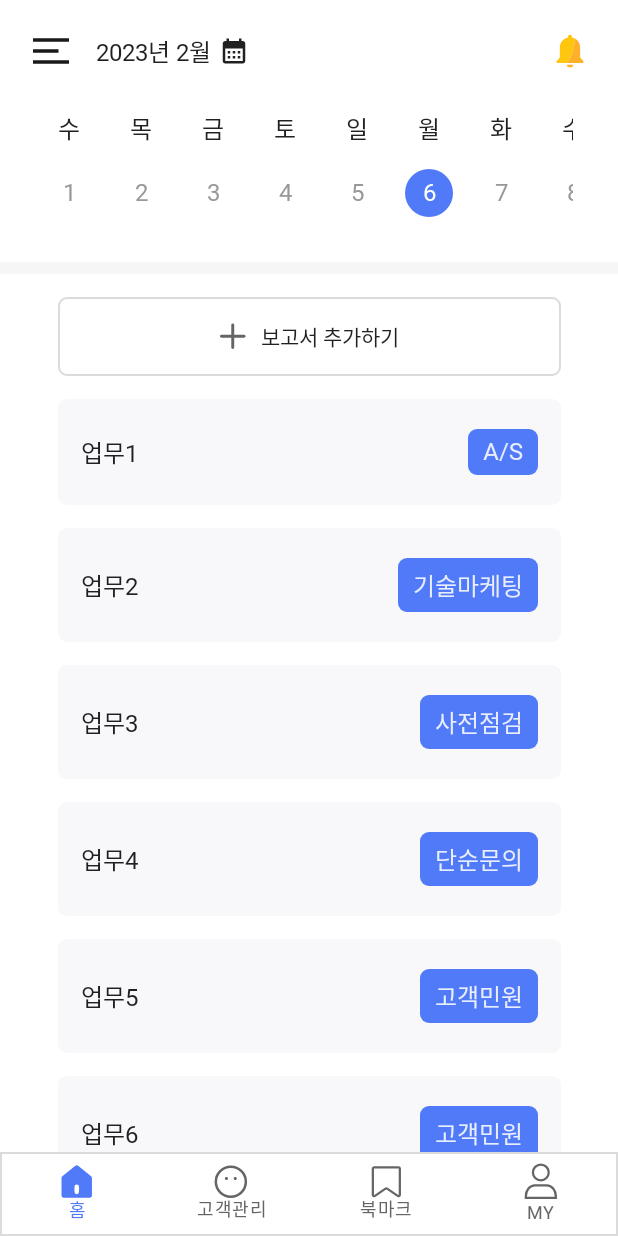
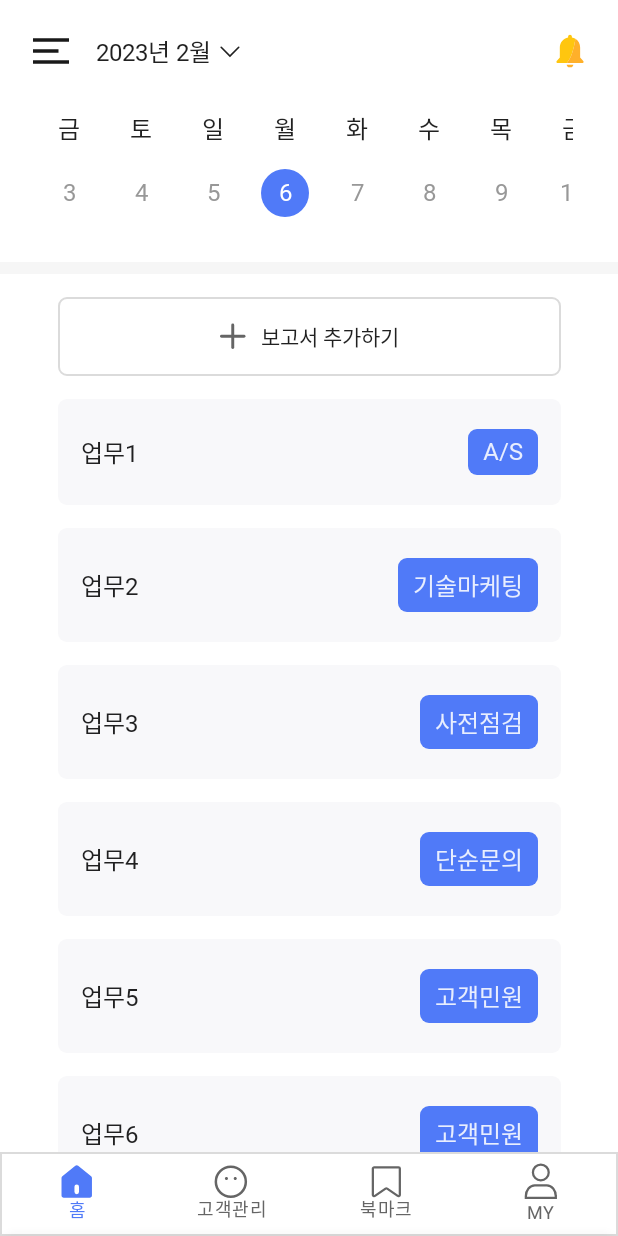
Before and after one commit to CMC-12th-Hana/FieldMate-Android, an Android app built with Jetpack Compose: the screen it shows after launch (MainActivity), after a tap on "로그인", on a phone screen of 412 x 824 dp. Run offline under Robolectric (Android 15) with nearby library versions, the phone set to English and light mode, and no system bars; our stand-ins replace Dagger/Hilt's generated code; Roboto replaces fonts that are not available here; 1 statement that could not run was skipped.

Commit message:
Feat : 홈 화면 캘린더와 Date Picker 연동

```diff
--- a/app/src/main/java/com/hana/umuljeong/UmuljeongScreen.kt
+++ b/app/src/main/java/com/hana/umuljeong/UmuljeongScreen.kt
@@ -39,9 +39,9 @@ enum class UmuljeongScreen() {
     BusinessDetail,  // 사업 상세정보 페이지
     BusinessSummary, // 영업 사원 한눈에 보기 페이지
 
-    Bookmark,    // 북마크 페이지
+    Business,    // 사업 관리 페이지
 
-    Profile,    // 프로필 페이지
+    Member,    // 구성원 페이지
     ProfileEdit,    // 프로필 수정 페이지
     EmployeeManagement // 사원 관리 페이지
 }
@@ -146,15 +146,15 @@ fun UmuljeongApp(modifier: Modifier = Modifier) {
         }
 
         composable(route = UmuljeongScreen.Customer.name) {
-
+            CustomerScreen(navController = navController)
         }
 
-        composable(route = UmuljeongScreen.Bookmark.name) {
-
+        composable(route = UmuljeongScreen.Business.name) {
+            BusinessScreen(navController = navController)
         }
 
-        composable(route = UmuljeongScreen.Profile.name) {
-
+        composable(route = UmuljeongScreen.Member.name) {
+            MemberScreen(navController = navController)
         }
     }
 
--- a/app/src/main/java/com/hana/umuljeong/data/datasource/FakeDataSource.kt
+++ b/app/src/main/java/com/hana/umuljeong/data/datasource/FakeDataSource.kt
@@ -3,13 +3,17 @@ package com.hana.umuljeong.data.datasource
 import com.hana.umuljeong.data.model.Report
 
 val fakeReportData = listOf(
-    Report(id = 0, author = "황진하", name = "업무1", category = "A/S", content = "ㅁㄴㅇㄹ"),
-    Report(id = 1, author = "황진하", name = "업무2", category = "기술마케팅", content = "ㅁㄴㅇㄹ"),
-    Report(id = 2, author = "황진하", name = "업무3", category = "사전점검", content = "ㅁㄴㅇㄹ"),
-    Report(id = 3, author = "황진하", name = "업무4", category = "단순문의", content = "ㅁㄴㅇㄹ"),
-    Report(id = 4, author = "황진하", name = "업무5", category = "고객민원", content = "ㅁㄴㅇㄹ"),
-    Report(id = 5, author = "황진하", name = "업무6", category = "고객민원", content = "ㅁㄴㅇㄹ"),
-    Report(id = 6, author = "황진하", name = "업무7", category = "고객민원", content = "ㅁㄴㅇㄹ")
+    Report(id = 0, customer = "고객1", name = "업무1", category = "A/S", content = "ㅁㄴㅇㄹ"),
+    Report(id = 1, customer = "고객2", name = "업무2", category = "기술마케팅", content = "ㅁㄴㅇㄹ"),
+    Report(id = 2, customer = "고객3", name = "업무3", category = "사전점검", content = "ㅁㄴㅇㄹ"),
+    Report(id = 3, customer = "고객4", name = "업무4", category = "단순문의", content = "ㅁㄴㅇㄹ"),
+    Report(id = 4, customer = "고객5", name = "업무5", category = "고객민원", content = "ㅁㄴㅇㄹ"),
+    Report(id = 5, customer = "고객6", name = "업무6", category = "고객민원", content = "ㅁㄴㅇㄹ"),
+    Report(id = 6, customer = "고객7", name = "업무7", category = "고객민원", content = "ㅁㄴㅇㄹ")
+)
+
+var fakeCustomerData = listOf(
+    "디지툴리얼코리아", "Central Makeus Challenge"
 )
 
 val fakeBussinessData = listOf(
--- a/app/src/main/java/com/hana/umuljeong/data/model/Report.kt
+++ b/app/src/main/java/com/hana/umuljeong/data/model/Report.kt
@@ -4,7 +4,7 @@ import com.hana.umuljeong.getCurrentTime
 
 data class Report(
     val id: Long,
-    val author: String,
+    val customer: String,
     val name: String,
     val category: String,
     val date: String = getCurrentTime(),
--- a/app/src/main/java/com/hana/umuljeong/ui/HomeScreen.kt
+++ b/app/src/main/java/com/hana/umuljeong/ui/HomeScreen.kt
@@ -3,10 +3,8 @@ package com.hana.umuljeong.ui
 import androidx.compose.foundation.layout.*
 import androidx.compose.foundation.lazy.LazyColumn
 import androidx.compose.foundation.lazy.items
-import androidx.compose.material.ExperimentalMaterialApi
-import androidx.compose.material.Scaffold
-import androidx.compose.material.Surface
-import androidx.compose.material.Text
+import androidx.compose.foundation.shape.RoundedCornerShape
+import androidx.compose.material.*
 import androidx.compose.runtime.*
 import androidx.compose.ui.Alignment
 import androidx.compose.ui.Modifier
@@ -23,16 +21,50 @@ import com.hana.umuljeong.data.datasource.fakeReportData
 import com.hana.umuljeong.data.model.Report
 import com.hana.umuljeong.ui.component.*
 import com.hana.umuljeong.ui.theme.*
+import kotlinx.coroutines.launch
+import java.time.LocalDate
 
+@OptIn(ExperimentalMaterialApi::class)
 @Composable
 fun HomeScreen(
     modifier: Modifier = Modifier,
     navController: NavController,
     addBtnOnClick: () -> Unit
 ) {
+    val coroutineScope = rememberCoroutineScope()
+    val modalSheetState = rememberModalBottomSheetState(
+        initialValue = ModalBottomSheetValue.Hidden,
+        confirmStateChange = { it != ModalBottomSheetValue.HalfExpanded },
+        skipHalfExpanded = true,
+    )
+    var selectedDate by remember { mutableStateOf(LocalDate.now()) }
+
+    ModalBottomSheetLayout(
+        sheetState = modalSheetState,
+        sheetShape = RoundedCornerShape(
+            topStart = 12.dp,
+            topEnd = 12.dp
+        ),
+        sheetBackgroundColor = Color.White,
+        sheetContent = {
+            Column(modifier = Modifier.fillMaxWidth()) {
+                DatePicker(
+                    selectedDate = selectedDate,
+                    onDayClicked = { selectedDate = it }
+                )
+            }
+        }
+    ) {
         Scaffold(
             topBar = {
                 UHomeAppBar(
+                    selectedDate = selectedDate,
+                    onDayClicked = { selectedDate = it },
+                    expandBtnOnClick = {
+                        coroutineScope.launch {
+                            modalSheetState.animateTo(ModalBottomSheetValue.Expanded)
+                        }
+                    },
                     settingBtnOnClick = { },
                     alarmBtnOnClick = { }
                 )
@@ -72,6 +104,7 @@ fun HomeScreen(
 
                 item {
                     Spacer(modifier = Modifier.height(15.dp))
+                }
             }
         }
     }
--- a/app/src/main/java/com/hana/umuljeong/ui/component/AppBar.kt
+++ b/app/src/main/java/com/hana/umuljeong/ui/component/AppBar.kt
@@ -5,8 +5,6 @@ import androidx.compose.foundation.background
 import androidx.compose.foundation.border
 import androidx.compose.foundation.layout.*
 import androidx.compose.material.*
-import androidx.compose.material.icons.Icons
-import androidx.compose.material.icons.filled.CalendarMonth
 import androidx.compose.runtime.*
 import androidx.compose.ui.Alignment
 import androidx.compose.ui.Modifier
@@ -157,6 +155,9 @@ fun UAppBarWithExitBtn(
 @Composable
 fun UHomeAppBar(
     modifier: Modifier = Modifier,
+    selectedDate: LocalDate,
+    onDayClicked: (LocalDate) -> Unit,
+    expandBtnOnClick: () -> Unit,
     settingBtnOnClick: () -> Unit,
     alarmBtnOnClick: () -> Unit
 ) {
@@ -167,8 +168,6 @@ fun UHomeAppBar(
             modifier = modifier
                 .padding(top = 20.dp, bottom = 20.dp, start = 20.dp, end = 20.dp)
         ) {
-            var selectedDate by remember { mutableStateOf(LocalDate.now()) }
-
             Row(
                 modifier = Modifier.fillMaxWidth(),
                 verticalAlignment = Alignment.CenterVertically,
@@ -187,7 +186,6 @@ fun UHomeAppBar(
                                 contentDescription = null
                             )
                         }
-                    }
 
                         Spacer(modifier = Modifier.width(16.dp))
 
@@ -198,13 +196,12 @@ fun UHomeAppBar(
 
                         Spacer(modifier = Modifier.width(5.dp))
 
-                    CompositionLocalProvider(LocalMinimumTouchTargetEnforcement provides false) {
                         IconButton(
-                            onClick = { },
-                            modifier = Modifier.height(20.dp)
+                            onClick = expandBtnOnClick,
+                            modifier = Modifier.height(15.dp)
                         ) {
                             Icon(
-                                imageVector = Icons.Default.CalendarMonth,
+                                painter = painterResource(id = R.drawable.ic_expand_more),
                                 contentDescription = null
                             )
                         }
@@ -232,7 +229,7 @@ fun UHomeAppBar(
                 modifier = modifier
                     .padding(top = 10.dp, bottom = 10.dp, start = 10.dp, end = 10.dp),
                 selectedDate = selectedDate,
-                onDayClicked = { selectedDate = it }
+                onDayClicked = onDayClicked
             )
         }
 
@@ -285,6 +282,9 @@ fun PreviewUAppBarWithExitBtn() {
 fun PreviewUHomeAppBar() {
     UmuljeongTheme {
         UHomeAppBar(
+            selectedDate = LocalDate.now(),
+            onDayClicked = { },
+            expandBtnOnClick = { },
             settingBtnOnClick = { },
             alarmBtnOnClick = { }
         )
--- a/app/src/main/java/com/hana/umuljeong/ui/component/Calendar.kt
+++ b/app/src/main/java/com/hana/umuljeong/ui/component/Calendar.kt
@@ -6,9 +6,11 @@ import androidx.compose.foundation.interaction.MutableInteractionSource
 import androidx.compose.foundation.layout.*
 import androidx.compose.foundation.lazy.LazyRow
 import androidx.compose.foundation.lazy.items
+import androidx.compose.foundation.lazy.rememberLazyListState
 import androidx.compose.foundation.shape.CircleShape
 import androidx.compose.material.Text
 import androidx.compose.runtime.Composable
+import androidx.compose.runtime.LaunchedEffect
 import androidx.compose.ui.Alignment
 import androidx.compose.ui.Modifier
 import androidx.compose.ui.graphics.Color
@@ -24,13 +26,15 @@ import java.time.YearMonth
 fun HorizontalCalendar(
     modifier: Modifier = Modifier,
     selectedDate: LocalDate = LocalDate.now(),
-    currentYearMonth: YearMonth = YearMonth.from(LocalDate.now()),
     onDayClicked: (LocalDate) -> Unit
 ) {
+    val scrollState = rememberLazyListState()
+
     Column(
         modifier = modifier
             .fillMaxWidth()
     ) {
+        val currentYearMonth = YearMonth.from(selectedDate)
         var currentDay = currentYearMonth.atDay(1)
         val days = mutableListOf<LocalDate>()
         for (i: Int in 1..currentYearMonth.lengthOfMonth()) {
@@ -40,7 +44,8 @@ fun HorizontalCalendar(
 
         LazyRow(
             modifier = Modifier,
-            horizontalArrangement = Arrangement.spacedBy(16.dp)
+            horizontalArrangement = Arrangement.spacedBy(16.dp),
+            state = scrollState
         ) {
             items(days) { today ->
                 Day(
@@ -50,13 +55,19 @@ fun HorizontalCalendar(
                 )
             }
         }
+
+        LaunchedEffect(selectedDate) {
+            val scrollPosition =
+                if (selectedDate.dayOfMonth - 4 < 0) 0 else selectedDate.dayOfMonth - 4
+
+            scrollState.animateScrollToItem(scrollPosition)
+        }
     }
 
 }
 
-
 @Composable
-fun Day(
+private fun Day(
     modifier: Modifier = Modifier,
     day: LocalDate,
     selectedDate: LocalDate,
--- /dev/null
+++ b/app/src/main/java/com/hana/umuljeong/ui/component/DatePicker.kt
@@ -0,0 +1,219 @@
+package com.hana.umuljeong.ui.component
+
+import androidx.compose.foundation.background
+import androidx.compose.foundation.clickable
+import androidx.compose.foundation.interaction.MutableInteractionSource
+import androidx.compose.foundation.layout.*
+import androidx.compose.foundation.shape.CircleShape
+import androidx.compose.material.*
+import androidx.compose.runtime.*
+import androidx.compose.ui.Alignment
+import androidx.compose.ui.Modifier
+import androidx.compose.ui.graphics.Color
+import androidx.compose.ui.res.painterResource
+import androidx.compose.ui.tooling.preview.Preview
+import androidx.compose.ui.unit.dp
+import androidx.compose.ui.unit.sp
+import com.hana.umuljeong.R
+import com.hana.umuljeong.ui.theme.ButtonSkyBlue
+import com.hana.umuljeong.ui.theme.FontDarkGray
+import com.hana.umuljeong.ui.theme.UmuljeongTheme
+import java.time.DayOfWeek
+import java.time.LocalDate
+import java.time.YearMonth
+import java.time.temporal.TemporalAdjusters
+import java.time.temporal.WeekFields
+
+enum class DateSelectionMode() {
+    PERIOD, DATE
+}
+
+@Composable
+fun DatePicker(
+    modifier: Modifier = Modifier,
+    selectedDate: LocalDate,
+    selectionMode: DateSelectionMode = DateSelectionMode.DATE,
+    currentYearMonth: YearMonth = YearMonth.from(LocalDate.now()),
+    onDayClicked: (LocalDate) -> Unit
+) {
+    var currentMonth by remember { mutableStateOf(currentYearMonth) }
+
+    Column(
+        modifier = modifier
+            .fillMaxWidth()
+            .padding(all = 40.dp),
+        horizontalAlignment = Alignment.CenterHorizontally
+    ) {
+        MonthSelector(
+            currentMonth = currentMonth,
+            prevBtnOnClick = { currentMonth = currentMonth.minusMonths(1) },
+            nextBtnOnClick = { currentMonth = currentMonth.plusMonths(1) }
+        )
+
+        Spacer(modifier = Modifier.height(25.dp))
+
+        WeekHeader()
+
+        for (num: Long in 0L until currentMonth.getNumberWeeks()) {
+            Week(
+                weekNumber = num,
+                currentMonth = currentMonth,
+                selectedDate = selectedDate,
+                onDayClicked = onDayClicked
+            )
+        }
+    }
+}
+
+@OptIn(ExperimentalMaterialApi::class)
+@Composable
+fun MonthSelector(
+    modifier: Modifier = Modifier,
+    currentMonth: YearMonth,
+    prevBtnOnClick: () -> Unit,
+    nextBtnOnClick: () -> Unit
+) {
+    Row(
+        modifier = modifier,
+        verticalAlignment = Alignment.CenterVertically,
+        horizontalArrangement = Arrangement.spacedBy(12.dp)
+    ) {
+        CompositionLocalProvider(LocalMinimumTouchTargetEnforcement provides false) {
+            IconButton(
+                onClick = prevBtnOnClick
+            ) {
+                Icon(
+                    painter = painterResource(
+                        id = R.drawable.ic_prev_month
+                    ),
+                    tint = Color.Unspecified,
+                    contentDescription = null
+                )
+            }
+
+            Text(
+                text = "${currentMonth.year}년 ${currentMonth.monthValue}월",
+                fontSize = 16.sp
+            )
+
+            IconButton(
+                onClick = nextBtnOnClick
+            ) {
+                Icon(
+                    painter = painterResource(
+                        id = R.drawable.ic_next_month
+                    ),
+                    tint = Color.Unspecified,
+                    contentDescription = null
+                )
+            }
+        }
+    }
+}
+
+@Composable
+fun WeekHeader(modifier: Modifier = Modifier) {
+    Row(
+        modifier.fillMaxWidth(),
+        verticalAlignment = Alignment.CenterVertically,
+        horizontalArrangement = Arrangement.SpaceBetween
+    ) {
+        val weekdays = listOf("일", "월", "화", "수", "목", "금", "토")
+
+        for (day in weekdays) {
+            Box(
+                modifier = Modifier
+                    .size(32.dp),
+                contentAlignment = Alignment.Center
+            ) {
+                Text(text = day, fontSize = 14.sp)
+            }
+        }
+    }
+}
+
+@Composable
+fun Week(
+    modifier: Modifier = Modifier,
+    weekNumber: Long,
+    currentMonth: YearMonth,
+    selectedDate: LocalDate,
+    onDayClicked: (LocalDate) -> Unit
+) {
+    val beginningWeek = currentMonth.atDay(1).plusWeeks(weekNumber)
+    var currentDay = beginningWeek.with(TemporalAdjusters.previousOrSame(DayOfWeek.SUNDAY))
+
+    Row(
+        modifier.fillMaxWidth(),
+        verticalAlignment = Alignment.CenterVertically,
+        horizontalArrangement = Arrangement.SpaceBetween
+    ) {
+        for (i in 0..6) {
+            if (currentDay.month == currentMonth.month) {
+                Day(
+                    day = currentDay,
+                    selectedDate = selectedDate,
+                    onDayClicked = onDayClicked
+                )
+            } else {
+                Box(modifier = Modifier.size(32.dp))
+            }
+            currentDay = currentDay.plusDays(1)
+        }
+    }
+}
+
+@Composable
+private fun Day(
+    modifier: Modifier = Modifier,
+    day: LocalDate,
+    selectedDate: LocalDate,
+    onDayClicked: (LocalDate) -> Unit
+) {
+    val selected = (day == selectedDate)
+
+    Box(
+        modifier = modifier,
+        contentAlignment = Alignment.Center
+    ) {
+        Column(
+            horizontalAlignment = Alignment.CenterHorizontally,
+            verticalArrangement = Arrangement.Center
+        ) {
+            Box(
+                modifier = Modifier
+                    .size(32.dp)
+                    .background(
+                        shape = CircleShape,
+                        color = if (selected) ButtonSkyBlue else Color.Transparent
+                    )
+                    .clickable(
+                        interactionSource = MutableInteractionSource(),
+                        indication = null,
+                        onClick = { onDayClicked(day) }
+                    ),
+                contentAlignment = Alignment.Center
+            ) {
+                Text(
+                    text = day.dayOfMonth.toString(),
+                    color = if (selected) Color.White else FontDarkGray
+                )
+            }
+        }
+    }
+}
+
+fun YearMonth.getNumberWeeks(weekFields: WeekFields = WeekFields.SUNDAY_START): Int {
+    val firstWeekNumber = this.atDay(1)[weekFields.weekOfMonth()]
+    val lastWeekNumber = this.atEndOfMonth()[weekFields.weekOfMonth()]
+
+    return lastWeekNumber - firstWeekNumber + 1
+}
+
+@Preview
+@Composable
+fun PreviewDatePicker() {
+    UmuljeongTheme {
+        DatePicker(selectedDate = LocalDate.now(), onDayClicked = { })
+    }
+}
--- a/app/src/main/java/com/hana/umuljeong/ui/component/TextField.kt
+++ b/app/src/main/java/com/hana/umuljeong/ui/component/TextField.kt
@@ -158,7 +158,7 @@ fun PreviewUTextFieldWithTitle() {
         UTextFieldWithTitle(
             modifier = Modifier.width(335.dp),
             msgContent = "황진하",
-            title = stringResource(id = R.string.author),
+            title = stringResource(id = R.string.customer_name),
             onValueChange = { }
         )
     }
--- a/app/src/main/java/com/hana/umuljeong/ui/report/DetailReportScreen.kt
+++ b/app/src/main/java/com/hana/umuljeong/ui/report/DetailReportScreen.kt
@@ -62,9 +62,9 @@ fun DetailReportScreen(
                 ) {
                     UTextFieldWithTitle(
                         modifier = Modifier.width(335.dp),
-                        msgContent = fakeReportData[reportId.toInt()].author,
+                        msgContent = fakeReportData[reportId.toInt()].customer,
                         readOnly = true,
-                        title = stringResource(id = R.string.author)
+                        title = stringResource(id = R.string.customer_name)
                     )
 
                     UTextFieldWithTitle(
--- /dev/null
+++ b/app/src/main/res/drawable/ic_next_month.xml
@@ -0,0 +1,17 @@
+<vector xmlns:android="http://schemas.android.com/apk/res/android"
+    android:width="25dp"
+    android:height="24dp"
+    android:viewportWidth="25"
+    android:viewportHeight="24">
+    <path
+        android:pathData="M12.624,12m11.535,-0a11.535,11.535 0,1 1,-23.07 -0a11.535,11.535 0,1 1,23.07 -0"
+        android:strokeWidth="0.930384"
+        android:fillColor="#00000000"
+        android:strokeColor="#656565" />
+    <path
+        android:pathData="M10.124,17L15.124,12L10.124,7"
+        android:strokeWidth="1.17187"
+        android:fillColor="#00000000"
+        android:strokeColor="#656565"
+        android:strokeLineCap="round" />
+</vector>
--- /dev/null
+++ b/app/src/main/res/drawable/ic_prev_month.xml
@@ -0,0 +1,17 @@
+<vector xmlns:android="http://schemas.android.com/apk/res/android"
+    android:width="25dp"
+    android:height="24dp"
+    android:viewportWidth="25"
+    android:viewportHeight="24">
+    <path
+        android:pathData="M12.832,12m-11.535,0a11.535,11.535 0,1 1,23.07 0a11.535,11.535 0,1 1,-23.07 0"
+        android:strokeWidth="0.930384"
+        android:fillColor="#00000000"
+        android:strokeColor="#656565" />
+    <path
+        android:pathData="M15.332,7L10.332,12L15.332,17"
+        android:strokeWidth="1.17187"
+        android:fillColor="#00000000"
+        android:strokeColor="#656565"
+        android:strokeLineCap="round" />
+</vector>
--- a/app/src/main/res/values/strings.xml
+++ b/app/src/main/res/values/strings.xml
@@ -40,7 +40,7 @@
     <string name="leader_name">담당자명</string>
     <string name="leader_name_hint">담당자명을 입력해주세요</string>
 
-    <string name="author">작성자</string>
+    <string name="customer_name">고객사명</string>
     <string name="business_name">사업명</string>
     <string name="work_category">업무관리</string>
     <string name="work_date">업무일시</string>
```
Also changed, not shown: app/src/main/java/com/hana/umuljeong/ui/BusinessScreen.kt (added, +34 -0 lines), app/src/main/java/com/hana/umuljeong/ui/CustomerScreen.kt (added, +34 -0 lines), app/src/main/java/com/hana/umuljeong/ui/MemberScreen.kt (added, +34 -0 lines), app/src/main/java/com/hana/umuljeong/ui/component/BottomBar.kt (+2 -44 lines), app/src/main/java/com/hana/umuljeong/ui/report/AddReportScreen.kt (+7 -4 lines), app/src/main/java/com/hana/umuljeong/ui/report/EditReportScreen.kt (+7 -4 lines). Lines whose indentation alone changed are shown as unchanged.
